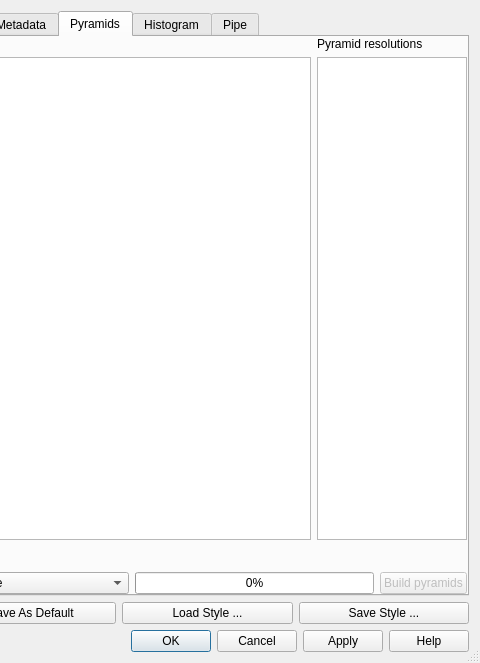
Before: the Qt Designer form src/ui/qgsrasterlayerpropertiesbase.ui in qgis/QGIS, drawn with Qt 5; both pictures show x 242 to 722 and y 0 to 663 of the 722 by 663 pixel window.
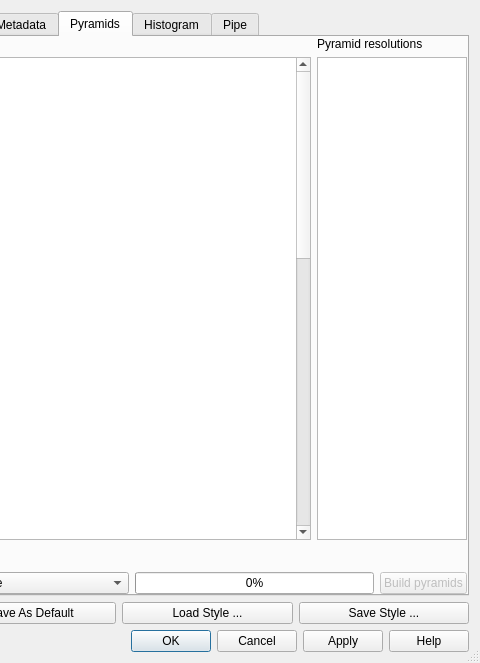
After: the same form once the commit is applied. The open tabs and pages were chosen to show the change. Icons and pictures are not drawn.

```diff
--- a/src/ui/qgsrasterlayerpropertiesbase.ui
+++ b/src/ui/qgsrasterlayerpropertiesbase.ui
@@ -825,34 +825,58 @@
           <string>&lt;!DOCTYPE HTML PUBLIC &quot;-//W3C//DTD HTML 4.0//EN&quot; &quot;http://www.w3.org/TR/REC-html40/strict.dtd&quot;&gt;
 &lt;html&gt;&lt;head&gt;&lt;meta name=&quot;qrichtext&quot; content=&quot;1&quot; /&gt;&lt;style type=&quot;text/css&quot;&gt;
 p, li { white-space: pre-wrap; }
-&lt;/style&gt;&lt;/head&gt;&lt;body style=&quot; font-family:'Cantarell'; font-size:11pt; font-weight:400; font-style:normal;&quot;&gt;
+&lt;/style&gt;&lt;/head&gt;&lt;body style=&quot; font-family:'DejaVu Sans'; font-size:10pt; font-weight:400; font-style:normal;&quot;&gt;
 &lt;table border=&quot;0&quot; style=&quot;-qt-table-type: root; margin-top:4px; margin-bottom:4px; margin-left:4px; margin-right:4px;&quot;&gt;
 &lt;tr&gt;
 &lt;td style=&quot;border: none;&quot;&gt;
-&lt;p style=&quot;-qt-paragraph-type:empty; margin-top:0px; margin-bottom:0px; margin-left:0px; margin-right:0px; -qt-block-indent:0; text-indent:0px;&quot;&gt;&lt;br /&gt;&lt;/p&gt;
-&lt;p style=&quot;-qt-paragraph-type:empty; margin-top:0px; margin-bottom:0px; margin-left:0px; margin-right:0px; -qt-block-indent:0; text-indent:0px;&quot;&gt;&lt;br /&gt;&lt;/p&gt;
-&lt;p style=&quot;-qt-paragraph-type:empty; margin-top:0px; margin-bottom:0px; margin-left:0px; margin-right:0px; -qt-block-indent:0; text-indent:0px;&quot;&gt;&lt;br /&gt;&lt;/p&gt;
-&lt;p style=&quot;-qt-paragraph-type:empty; margin-top:0px; margin-bottom:0px; margin-left:0px; margin-right:0px; -qt-block-indent:0; text-indent:0px;&quot;&gt;&lt;br /&gt;&lt;/p&gt;
-&lt;p style=&quot;-qt-paragraph-type:empty; margin-top:0px; margin-bottom:0px; margin-left:0px; margin-right:0px; -qt-block-indent:0; text-indent:0px;&quot;&gt;&lt;br /&gt;&lt;/p&gt;
-&lt;p style=&quot;-qt-paragraph-type:empty; margin-top:0px; margin-bottom:0px; margin-left:0px; margin-right:0px; -qt-block-indent:0; text-indent:0px;&quot;&gt;&lt;br /&gt;&lt;/p&gt;
-&lt;p style=&quot;-qt-paragraph-type:empty; margin-top:0px; margin-bottom:0px; margin-left:0px; margin-right:0px; -qt-block-indent:0; text-indent:0px;&quot;&gt;&lt;br /&gt;&lt;/p&gt;
-&lt;p style=&quot;-qt-paragraph-type:empty; margin-top:0px; margin-bottom:0px; margin-left:0px; margin-right:0px; -qt-block-indent:0; text-indent:0px;&quot;&gt;&lt;br /&gt;&lt;/p&gt;
-&lt;p style=&quot;-qt-paragraph-type:empty; margin-top:0px; margin-bottom:0px; margin-left:0px; margin-right:0px; -qt-block-indent:0; text-indent:0px;&quot;&gt;&lt;br /&gt;&lt;/p&gt;
-&lt;p style=&quot;-qt-paragraph-type:empty; margin-top:0px; margin-bottom:0px; margin-left:0px; margin-right:0px; -qt-block-indent:0; text-indent:0px;&quot;&gt;&lt;br /&gt;&lt;/p&gt;
-&lt;p style=&quot;-qt-paragraph-type:empty; margin-top:0px; margin-bottom:0px; margin-left:0px; margin-right:0px; -qt-block-indent:0; text-indent:0px;&quot;&gt;&lt;br /&gt;&lt;/p&gt;
-&lt;p style=&quot;-qt-paragraph-type:empty; margin-top:0px; margin-bottom:0px; margin-left:0px; margin-right:0px; -qt-block-indent:0; text-indent:0px; font-size:10pt;&quot;&gt;&lt;br /&gt;&lt;/p&gt;
-&lt;p style=&quot;-qt-paragraph-type:empty; margin-top:0px; margin-bottom:0px; margin-left:0px; margin-right:0px; -qt-block-indent:0; text-indent:0px; font-family:'Sans'; font-size:10pt;&quot;&gt;&lt;br /&gt;&lt;/p&gt;
-&lt;p style=&quot;-qt-paragraph-type:empty; margin-top:0px; margin-bottom:0px; margin-left:0px; margin-right:0px; -qt-block-indent:0; text-indent:0px;&quot;&gt;&lt;br /&gt;&lt;/p&gt;
-&lt;p style=&quot;-qt-paragraph-type:empty; margin-top:0px; margin-bottom:0px; margin-left:0px; margin-right:0px; -qt-block-indent:0; text-indent:0px; font-family:'Sans'; font-size:10pt;&quot;&gt;&lt;br /&gt;&lt;/p&gt;
-&lt;p style=&quot;-qt-paragraph-type:empty; margin-top:0px; margin-bottom:0px; margin-left:0px; margin-right:0px; -qt-block-indent:0; text-indent:0px; font-family:'Sans'; font-size:10pt;&quot;&gt;&lt;br /&gt;&lt;/p&gt;
-&lt;p style=&quot;-qt-paragraph-type:empty; margin-top:0px; margin-bottom:0px; margin-left:0px; margin-right:0px; -qt-block-indent:0; text-indent:0px; font-family:'Sans'; font-size:10pt;&quot;&gt;&lt;br /&gt;&lt;/p&gt;
-&lt;p style=&quot;-qt-paragraph-type:empty; margin-top:0px; margin-bottom:0px; margin-left:0px; margin-right:0px; -qt-block-indent:0; text-indent:0px; font-family:'Sans'; font-size:10pt;&quot;&gt;&lt;br /&gt;&lt;/p&gt;
-&lt;p style=&quot;-qt-paragraph-type:empty; margin-top:0px; margin-bottom:0px; margin-left:0px; margin-right:0px; -qt-block-indent:0; text-indent:0px; font-family:'Sans'; font-size:10pt;&quot;&gt;&lt;br /&gt;&lt;/p&gt;
-&lt;p style=&quot;-qt-paragraph-type:empty; margin-top:0px; margin-bottom:0px; margin-left:0px; margin-right:0px; -qt-block-indent:0; text-indent:0px; font-family:'Sans'; font-size:10pt;&quot;&gt;&lt;br /&gt;&lt;/p&gt;
-&lt;p style=&quot;-qt-paragraph-type:empty; margin-top:0px; margin-bottom:0px; margin-left:0px; margin-right:0px; -qt-block-indent:0; text-indent:0px; font-family:'Sans'; font-size:10pt;&quot;&gt;&lt;br /&gt;&lt;/p&gt;
-&lt;p style=&quot;-qt-paragraph-type:empty; margin-top:0px; margin-bottom:0px; margin-left:0px; margin-right:0px; -qt-block-indent:0; text-indent:0px; font-family:'Sans'; font-size:10pt;&quot;&gt;&lt;br /&gt;&lt;/p&gt;
-&lt;p style=&quot;-qt-paragraph-type:empty; margin-top:0px; margin-bottom:0px; margin-left:0px; margin-right:0px; -qt-block-indent:0; text-indent:0px; font-family:'Sans'; font-size:10pt;&quot;&gt;&lt;br /&gt;&lt;/p&gt;
-&lt;p style=&quot;-qt-paragraph-type:empty; margin-top:0px; margin-bottom:0px; margin-left:0px; margin-right:0px; -qt-block-indent:0; text-indent:0px; font-family:'Sans Serif';&quot;&gt;&lt;br /&gt;&lt;/p&gt;&lt;/td&gt;&lt;/tr&gt;&lt;/table&gt;&lt;/body&gt;&lt;/html&gt;</string>
+&lt;p style=&quot;-qt-paragraph-type:empty; margin-top:0px; margin-bottom:0px; margin-left:0px; margin-right:0px; -qt-block-indent:0; text-indent:0px; font-family:'Cantarell'; font-size:11pt;&quot;&gt;&lt;/p&gt;
+&lt;p style=&quot; margin-top:0px; margin-bottom:0px; margin-left:0px; margin-right:0px; -qt-block-indent:0; text-indent:0px;&quot;&gt;&lt;span style=&quot; font-family:'Cantarell'; font-size:11pt;&quot;&gt;&lt;br /&gt;&lt;/span&gt;&lt;/p&gt;
+&lt;p style=&quot;-qt-paragraph-type:empty; margin-top:0px; margin-bottom:0px; margin-left:0px; margin-right:0px; -qt-block-indent:0; text-indent:0px; font-family:'Cantarell'; font-size:11pt;&quot;&gt;&lt;/p&gt;
+&lt;p style=&quot; margin-top:0px; margin-bottom:0px; margin-left:0px; margin-right:0px; -qt-block-indent:0; text-indent:0px;&quot;&gt;&lt;span style=&quot; font-family:'Cantarell'; font-size:11pt;&quot;&gt;&lt;br /&gt;&lt;/span&gt;&lt;/p&gt;
+&lt;p style=&quot;-qt-paragraph-type:empty; margin-top:0px; margin-bottom:0px; margin-left:0px; margin-right:0px; -qt-block-indent:0; text-indent:0px; font-family:'Cantarell'; font-size:11pt;&quot;&gt;&lt;/p&gt;
+&lt;p style=&quot; margin-top:0px; margin-bottom:0px; margin-left:0px; margin-right:0px; -qt-block-indent:0; text-indent:0px;&quot;&gt;&lt;span style=&quot; font-family:'Cantarell'; font-size:11pt;&quot;&gt;&lt;br /&gt;&lt;/span&gt;&lt;/p&gt;
+&lt;p style=&quot;-qt-paragraph-type:empty; margin-top:0px; margin-bottom:0px; margin-left:0px; margin-right:0px; -qt-block-indent:0; text-indent:0px; font-family:'Cantarell'; font-size:11pt;&quot;&gt;&lt;/p&gt;
+&lt;p style=&quot; margin-top:0px; margin-bottom:0px; margin-left:0px; margin-right:0px; -qt-block-indent:0; text-indent:0px;&quot;&gt;&lt;span style=&quot; font-family:'Cantarell'; font-size:11pt;&quot;&gt;&lt;br /&gt;&lt;/span&gt;&lt;/p&gt;
+&lt;p style=&quot;-qt-paragraph-type:empty; margin-top:0px; margin-bottom:0px; margin-left:0px; margin-right:0px; -qt-block-indent:0; text-indent:0px; font-family:'Cantarell'; font-size:11pt;&quot;&gt;&lt;/p&gt;
+&lt;p style=&quot; margin-top:0px; margin-bottom:0px; margin-left:0px; margin-right:0px; -qt-block-indent:0; text-indent:0px;&quot;&gt;&lt;span style=&quot; font-family:'Cantarell'; font-size:11pt;&quot;&gt;&lt;br /&gt;&lt;/span&gt;&lt;/p&gt;
+&lt;p style=&quot;-qt-paragraph-type:empty; margin-top:0px; margin-bottom:0px; margin-left:0px; margin-right:0px; -qt-block-indent:0; text-indent:0px; font-family:'Cantarell'; font-size:11pt;&quot;&gt;&lt;/p&gt;
+&lt;p style=&quot; margin-top:0px; margin-bottom:0px; margin-left:0px; margin-right:0px; -qt-block-indent:0; text-indent:0px;&quot;&gt;&lt;span style=&quot; font-family:'Cantarell'; font-size:11pt;&quot;&gt;&lt;br /&gt;&lt;/span&gt;&lt;/p&gt;
+&lt;p style=&quot;-qt-paragraph-type:empty; margin-top:0px; margin-bottom:0px; margin-left:0px; margin-right:0px; -qt-block-indent:0; text-indent:0px; font-family:'Cantarell'; font-size:11pt;&quot;&gt;&lt;/p&gt;
+&lt;p style=&quot; margin-top:0px; margin-bottom:0px; margin-left:0px; margin-right:0px; -qt-block-indent:0; text-indent:0px;&quot;&gt;&lt;span style=&quot; font-family:'Cantarell'; font-size:11pt;&quot;&gt;&lt;br /&gt;&lt;/span&gt;&lt;/p&gt;
+&lt;p style=&quot;-qt-paragraph-type:empty; margin-top:0px; margin-bottom:0px; margin-left:0px; margin-right:0px; -qt-block-indent:0; text-indent:0px; font-family:'Cantarell'; font-size:11pt;&quot;&gt;&lt;/p&gt;
+&lt;p style=&quot; margin-top:0px; margin-bottom:0px; margin-left:0px; margin-right:0px; -qt-block-indent:0; text-indent:0px;&quot;&gt;&lt;span style=&quot; font-family:'Cantarell'; font-size:11pt;&quot;&gt;&lt;br /&gt;&lt;/span&gt;&lt;/p&gt;
+&lt;p style=&quot;-qt-paragraph-type:empty; margin-top:0px; margin-bottom:0px; margin-left:0px; margin-right:0px; -qt-block-indent:0; text-indent:0px; font-family:'Cantarell'; font-size:11pt;&quot;&gt;&lt;/p&gt;
+&lt;p style=&quot; margin-top:0px; margin-bottom:0px; margin-left:0px; margin-right:0px; -qt-block-indent:0; text-indent:0px;&quot;&gt;&lt;span style=&quot; font-family:'Cantarell'; font-size:11pt;&quot;&gt;&lt;br /&gt;&lt;/span&gt;&lt;/p&gt;
+&lt;p style=&quot;-qt-paragraph-type:empty; margin-top:0px; margin-bottom:0px; margin-left:0px; margin-right:0px; -qt-block-indent:0; text-indent:0px; font-family:'Cantarell'; font-size:11pt;&quot;&gt;&lt;/p&gt;
+&lt;p style=&quot; margin-top:0px; margin-bottom:0px; margin-left:0px; margin-right:0px; -qt-block-indent:0; text-indent:0px;&quot;&gt;&lt;span style=&quot; font-family:'Cantarell'; font-size:11pt;&quot;&gt;&lt;br /&gt;&lt;/span&gt;&lt;/p&gt;
+&lt;p style=&quot;-qt-paragraph-type:empty; margin-top:0px; margin-bottom:0px; margin-left:0px; margin-right:0px; -qt-block-indent:0; text-indent:0px; font-family:'Cantarell'; font-size:11pt;&quot;&gt;&lt;/p&gt;
+&lt;p style=&quot; margin-top:0px; margin-bottom:0px; margin-left:0px; margin-right:0px; -qt-block-indent:0; text-indent:0px;&quot;&gt;&lt;span style=&quot; font-family:'Cantarell'; font-size:11pt;&quot;&gt;&lt;br /&gt;&lt;/span&gt;&lt;/p&gt;
+&lt;p style=&quot;-qt-paragraph-type:empty; margin-top:0px; margin-bottom:0px; margin-left:0px; margin-right:0px; -qt-block-indent:0; text-indent:0px; font-family:'Cantarell';&quot;&gt;&lt;/p&gt;
+&lt;p style=&quot; margin-top:0px; margin-bottom:0px; margin-left:0px; margin-right:0px; -qt-block-indent:0; text-indent:0px;&quot;&gt;&lt;span style=&quot; font-family:'Cantarell';&quot;&gt;&lt;br /&gt;&lt;/span&gt;&lt;/p&gt;
+&lt;p style=&quot;-qt-paragraph-type:empty; margin-top:0px; margin-bottom:0px; margin-left:0px; margin-right:0px; -qt-block-indent:0; text-indent:0px; font-family:'Sans';&quot;&gt;&lt;/p&gt;
+&lt;p style=&quot; margin-top:0px; margin-bottom:0px; margin-left:0px; margin-right:0px; -qt-block-indent:0; text-indent:0px;&quot;&gt;&lt;span style=&quot; font-family:'Sans';&quot;&gt;&lt;br /&gt;&lt;/span&gt;&lt;/p&gt;
+&lt;p style=&quot;-qt-paragraph-type:empty; margin-top:0px; margin-bottom:0px; margin-left:0px; margin-right:0px; -qt-block-indent:0; text-indent:0px; font-family:'Cantarell'; font-size:11pt;&quot;&gt;&lt;/p&gt;
+&lt;p style=&quot; margin-top:0px; margin-bottom:0px; margin-left:0px; margin-right:0px; -qt-block-indent:0; text-indent:0px;&quot;&gt;&lt;span style=&quot; font-family:'Cantarell'; font-size:11pt;&quot;&gt;&lt;br /&gt;&lt;/span&gt;&lt;/p&gt;
+&lt;p style=&quot;-qt-paragraph-type:empty; margin-top:0px; margin-bottom:0px; margin-left:0px; margin-right:0px; -qt-block-indent:0; text-indent:0px; font-family:'Sans';&quot;&gt;&lt;/p&gt;
+&lt;p style=&quot; margin-top:0px; margin-bottom:0px; margin-left:0px; margin-right:0px; -qt-block-indent:0; text-indent:0px;&quot;&gt;&lt;span style=&quot; font-family:'Sans';&quot;&gt;&lt;br /&gt;&lt;/span&gt;&lt;/p&gt;
+&lt;p style=&quot;-qt-paragraph-type:empty; margin-top:0px; margin-bottom:0px; margin-left:0px; margin-right:0px; -qt-block-indent:0; text-indent:0px; font-family:'Sans';&quot;&gt;&lt;/p&gt;
+&lt;p style=&quot; margin-top:0px; margin-bottom:0px; margin-left:0px; margin-right:0px; -qt-block-indent:0; text-indent:0px;&quot;&gt;&lt;span style=&quot; font-family:'Sans';&quot;&gt;&lt;br /&gt;&lt;/span&gt;&lt;/p&gt;
+&lt;p style=&quot;-qt-paragraph-type:empty; margin-top:0px; margin-bottom:0px; margin-left:0px; margin-right:0px; -qt-block-indent:0; text-indent:0px; font-family:'Sans';&quot;&gt;&lt;/p&gt;
+&lt;p style=&quot; margin-top:0px; margin-bottom:0px; margin-left:0px; margin-right:0px; -qt-block-indent:0; text-indent:0px;&quot;&gt;&lt;span style=&quot; font-family:'Sans';&quot;&gt;&lt;br /&gt;&lt;/span&gt;&lt;/p&gt;
+&lt;p style=&quot;-qt-paragraph-type:empty; margin-top:0px; margin-bottom:0px; margin-left:0px; margin-right:0px; -qt-block-indent:0; text-indent:0px; font-family:'Sans';&quot;&gt;&lt;/p&gt;
+&lt;p style=&quot; margin-top:0px; margin-bottom:0px; margin-left:0px; margin-right:0px; -qt-block-indent:0; text-indent:0px;&quot;&gt;&lt;span style=&quot; font-family:'Sans';&quot;&gt;&lt;br /&gt;&lt;/span&gt;&lt;/p&gt;
+&lt;p style=&quot;-qt-paragraph-type:empty; margin-top:0px; margin-bottom:0px; margin-left:0px; margin-right:0px; -qt-block-indent:0; text-indent:0px; font-family:'Sans';&quot;&gt;&lt;/p&gt;
+&lt;p style=&quot; margin-top:0px; margin-bottom:0px; margin-left:0px; margin-right:0px; -qt-block-indent:0; text-indent:0px;&quot;&gt;&lt;span style=&quot; font-family:'Sans';&quot;&gt;&lt;br /&gt;&lt;/span&gt;&lt;/p&gt;
+&lt;p style=&quot;-qt-paragraph-type:empty; margin-top:0px; margin-bottom:0px; margin-left:0px; margin-right:0px; -qt-block-indent:0; text-indent:0px; font-family:'Sans';&quot;&gt;&lt;/p&gt;
+&lt;p style=&quot; margin-top:0px; margin-bottom:0px; margin-left:0px; margin-right:0px; -qt-block-indent:0; text-indent:0px;&quot;&gt;&lt;span style=&quot; font-family:'Sans';&quot;&gt;&lt;br /&gt;&lt;/span&gt;&lt;/p&gt;
+&lt;p style=&quot;-qt-paragraph-type:empty; margin-top:0px; margin-bottom:0px; margin-left:0px; margin-right:0px; -qt-block-indent:0; text-indent:0px; font-family:'Sans';&quot;&gt;&lt;/p&gt;
+&lt;p style=&quot; margin-top:0px; margin-bottom:0px; margin-left:0px; margin-right:0px; -qt-block-indent:0; text-indent:0px;&quot;&gt;&lt;span style=&quot; font-family:'Sans';&quot;&gt;&lt;br /&gt;&lt;/span&gt;&lt;/p&gt;
+&lt;p style=&quot;-qt-paragraph-type:empty; margin-top:0px; margin-bottom:0px; margin-left:0px; margin-right:0px; -qt-block-indent:0; text-indent:0px; font-family:'Sans';&quot;&gt;&lt;/p&gt;
+&lt;p style=&quot; margin-top:0px; margin-bottom:0px; margin-left:0px; margin-right:0px; -qt-block-indent:0; text-indent:0px;&quot;&gt;&lt;span style=&quot; font-family:'Sans';&quot;&gt;&lt;br /&gt;&lt;/span&gt;&lt;/p&gt;
+&lt;p style=&quot;-qt-paragraph-type:empty; margin-top:0px; margin-bottom:0px; margin-left:0px; margin-right:0px; -qt-block-indent:0; text-indent:0px; font-family:'Sans';&quot;&gt;&lt;/p&gt;
+&lt;p style=&quot; margin-top:0px; margin-bottom:0px; margin-left:0px; margin-right:0px; -qt-block-indent:0; text-indent:0px;&quot;&gt;&lt;span style=&quot; font-family:'Sans';&quot;&gt;&lt;br /&gt;&lt;/span&gt;&lt;/p&gt;
+&lt;p style=&quot;-qt-paragraph-type:empty; margin-top:0px; margin-bottom:0px; margin-left:0px; margin-right:0px; -qt-block-indent:0; text-indent:0px; font-family:'Sans Serif'; font-size:11pt;&quot;&gt;&lt;/p&gt;
+&lt;p style=&quot; margin-top:0px; margin-bottom:0px; margin-left:0px; margin-right:0px; -qt-block-indent:0; text-indent:0px;&quot;&gt;&lt;span style=&quot; font-family:'Sans Serif'; font-size:11pt;&quot;&gt;&lt;br /&gt;&lt;/span&gt;&lt;/p&gt;&lt;/td&gt;&lt;/tr&gt;&lt;/table&gt;&lt;/body&gt;&lt;/html&gt;</string>
          </property>
         </widget>
        </item>
```
Left out of the diff: 2 changed lines with no effect on the pictures.
